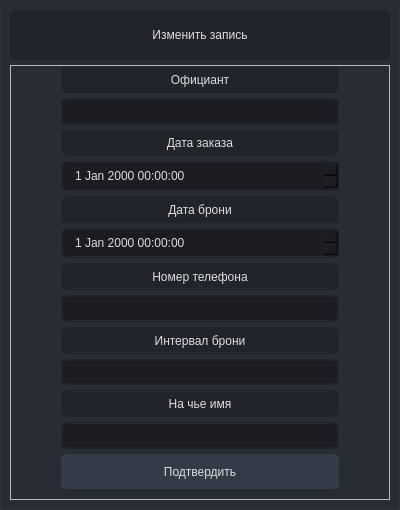
The window that desktop/waiter/ui/addview2.ui (StrongerProgrammer7/grand_project) describes before a commit, drawn with Qt 5.
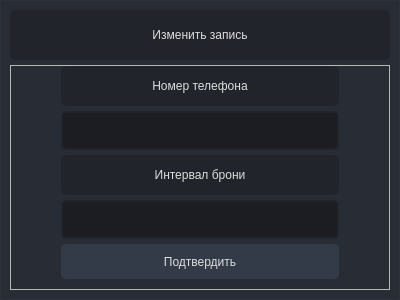
The same window after the commit. Icons and pictures are not drawn.

```diff
--- a/desktop/waiter/ui/addview2.ui
+++ b/desktop/waiter/ui/addview2.ui
@@ -7,7 +7,7 @@
     <x>0</x>
     <y>0</y>
     <width>400</width>
-    <height>510</height>
+    <height>300</height>
    </rect>
   </property>
   <property name="windowTitle">
@@ -203,81 +203,6 @@
             <property name="bottomMargin">
              <number>10</number>
             </property>
-            <item>
-             <widget class="QLabel" name="label">
-              <property name="sizePolicy">
-               <sizepolicy hsizetype="Preferred" vsizetype="Preferred">
-                <horstretch>0</horstretch>
-                <verstretch>0</verstretch>
-               </sizepolicy>
-              </property>
-              <property name="styleSheet">
-               <string notr="true"/>
-              </property>
-              <property name="text">
-               <string>Официант</string>
-              </property>
-              <property name="alignment">
-               <set>Qt::AlignCenter</set>
-              </property>
-             </widget>
-            </item>
-            <item>
-             <widget class="QLineEdit" name="lineEdit">
-              <property name="sizePolicy">
-               <sizepolicy hsizetype="Preferred" vsizetype="Preferred">
-                <horstretch>0</horstretch>
-                <verstretch>0</verstretch>
-               </sizepolicy>
-              </property>
-              <property name="minimumSize">
-               <size>
-                <width>0</width>
-                <height>0</height>
-               </size>
-              </property>
-             </widget>
-            </item>
-            <item>
-             <widget class="QLabel" name="label_4">
-              <property name="text">
-               <string>Дата заказа</string>
-              </property>
-              <property name="alignment">
-               <set>Qt::AlignCenter</set>
-              </property>
-             </widget>
-            </item>
-            <item>
-             <widget class="QDateTimeEdit" name="dateTimeEdit">
-              <property name="sizePolicy">
-               <sizepolicy hsizetype="Preferred" vsizetype="Preferred">
-                <horstretch>0</horstretch>
-                <verstretch>0</verstretch>
-               </sizepolicy>
-              </property>
-             </widget>
-            </item>
-            <item>
-             <widget class="QLabel" name="label_5">
-              <property name="text">
-               <string>Дата брони</string>
-              </property>
-              <property name="alignment">
-               <set>Qt::AlignCenter</set>
-              </property>
-             </widget>
-            </item>
-            <item>
-             <widget class="QDateTimeEdit" name="dateTimeEdit_2">
-              <property name="sizePolicy">
-               <sizepolicy hsizetype="Preferred" vsizetype="Fixed">
-                <horstretch>0</horstretch>
-                <verstretch>0</verstretch>
-               </sizepolicy>
-              </property>
-             </widget>
-            </item>
             <item>
              <widget class="QLabel" name="label_2">
               <property name="text">
@@ -318,26 +243,6 @@
               </property>
              </widget>
             </item>
-            <item>
-             <widget class="QLabel" name="label_7">
-              <property name="text">
-               <string>На чье имя</string>
-              </property>
-              <property name="alignment">
-               <set>Qt::AlignCenter</set>
-              </property>
-             </widget>
-            </item>
-            <item>
-             <widget class="QLineEdit" name="lineEdit_4">
-              <property name="sizePolicy">
-               <sizepolicy hsizetype="Expanding" vsizetype="Preferred">
-                <horstretch>0</horstretch>
-                <verstretch>0</verstretch>
-               </sizepolicy>
-              </property>
-             </widget>
-            </item>
             <item>
              <widget class="QPushButton" name="addtransbtn">
               <property name="sizePolicy">
```
